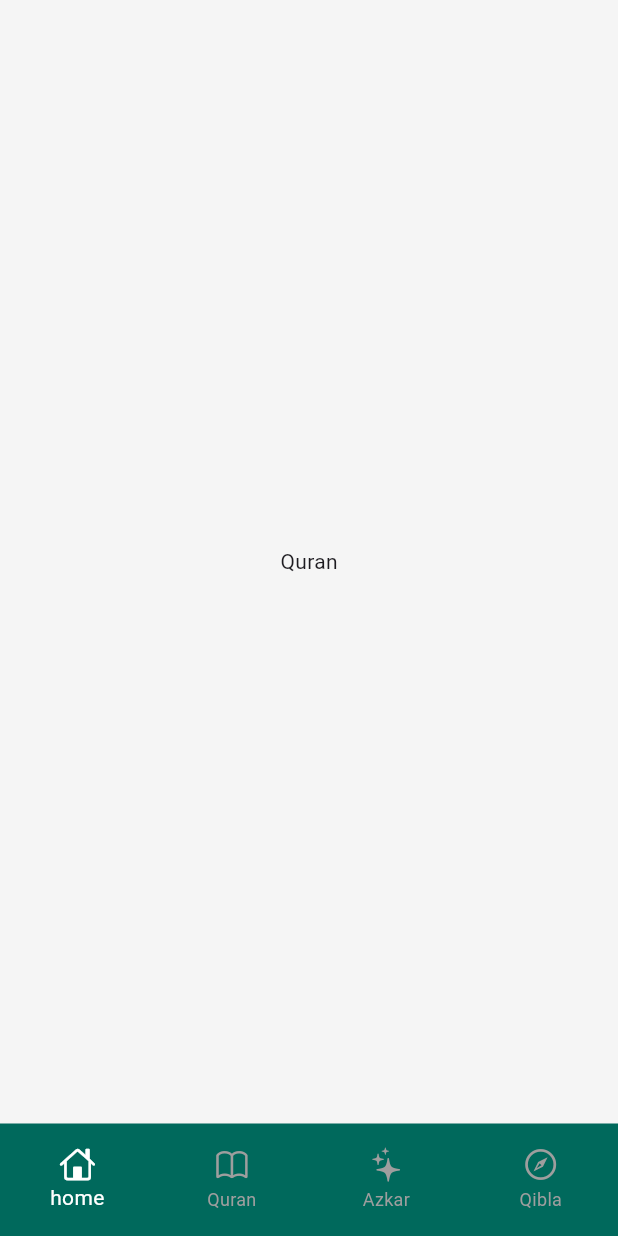
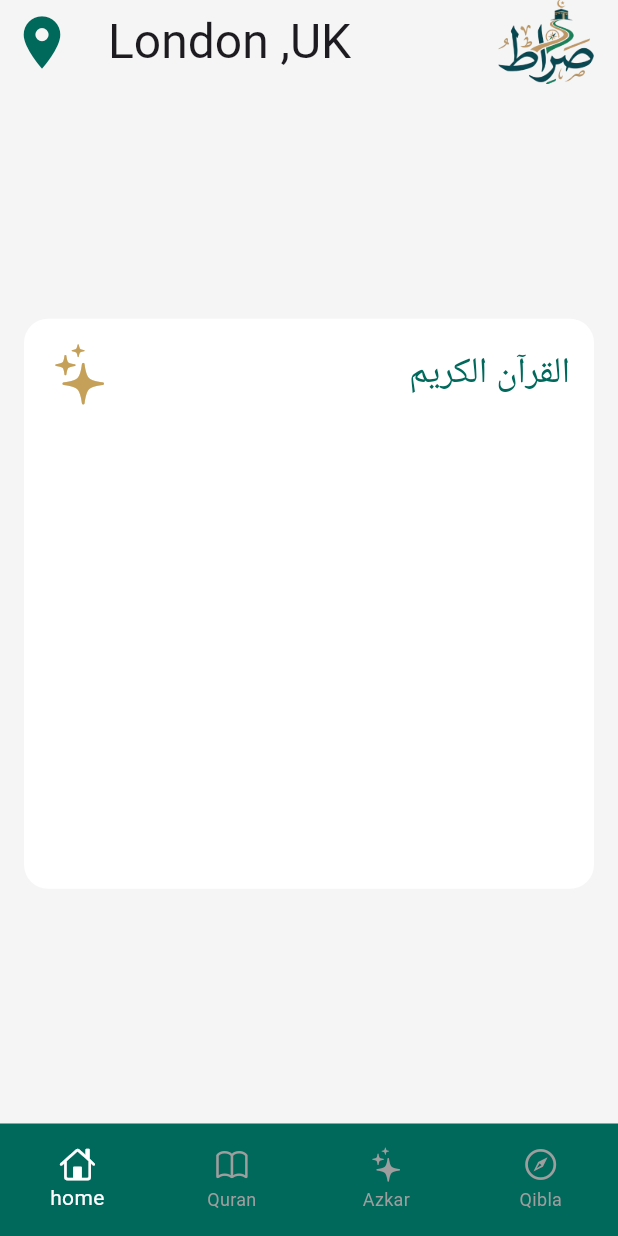
Before and after one commit to MohamedAnis12/sirat, a Flutter app: the screen it shows after launch, swiped to page 2, on a phone screen of 412 x 824 dp. Run offline on Flutter 3.47's test engine with Material 3 defaults, Android fonts, the phone set to English and light mode, and no system bars; our stand-ins replace gap; missing offline and left inert: donut_chart.

Commit message:
Enhance HomeView with additional QuickAccessModel entries and update QuranView layout with a new app bar and CustomQuranCard widget

```diff
--- a/lib/features/Home/views/home_view.dart
+++ b/lib/features/Home/views/home_view.dart
@@ -5,11 +5,20 @@ import 'package:sirat/core/constants/appcolors.dart';
 import 'package:sirat/features/Home/models/quick_access_model.dart';
 import 'package:sirat/features/Home/views/widgets/custom_pray_time_container.dart';
 import 'package:sirat/features/Home/views/widgets/custom_quick_access_card.dart';
-
 class HomeView extends StatelessWidget {
   const HomeView({super.key});
   static List<QuickAccessModel> modelList = [
-    QuickAccessModel(icon: CupertinoIcons.book, title: 'Quran', onTap: () {}),
+    QuickAccessModel(
+      icon: CupertinoIcons.book,
+      title: 'Ar Quran',
+      onTap: () {},
+    ),
+    QuickAccessModel(
+      icon:Icons.translate,
+      title: 'Eng Quran',
+      onTap: () {},
+    ),
+
     QuickAccessModel(
       icon: CupertinoIcons.checkmark_alt,
       title: 'Azkar',
@@ -54,7 +63,7 @@ class HomeView extends StatelessWidget {
               GridView.builder(
                 shrinkWrap: true,
                 physics: NeverScrollableScrollPhysics(),
-                itemCount: 5,
+                itemCount: modelList.length,
 
                 gridDelegate: SliverGridDelegateWithFixedCrossAxisCount(
                   crossAxisCount: 2,
--- a/lib/features/Quran/views/quran_view.dart
+++ b/lib/features/Quran/views/quran_view.dart
@@ -1,4 +1,6 @@
+import 'package:flutter/cupertino.dart';
 import 'package:flutter/material.dart';
+import 'package:sirat/core/constants/appcolors.dart';
 
 class QuranView extends StatelessWidget {
   const QuranView({super.key});
@@ -6,7 +8,56 @@ class QuranView extends StatelessWidget {
   @override
   Widget build(BuildContext context) {
     return Scaffold(
-      body: Center(child: Text("Quran"),),
+      appBar: AppBar(
+        leading: Icon(Icons.location_on, color: AppColors.mainColor, size: 42),
+        title: Row(
+          mainAxisAlignment: MainAxisAlignment.spaceBetween,
+          children: [
+            Text("London ,UK", style: TextStyle(fontSize: 32)),
+            Image.asset("assets/sirat_arabic_logo.png", height: 64),
+          ],
+        ),
+      ),
+      body: Padding(
+        padding: const EdgeInsets.symmetric(horizontal: 16.0),
+        child: Column(
+          mainAxisAlignment: MainAxisAlignment.center,
+          children: [CustomQuranCard()],
+        ),
+      ),
     );
   }
 }
+
+class CustomQuranCard extends StatelessWidget {
+  const CustomQuranCard({super.key});
+
+  @override
+  Widget build(BuildContext context) {
+    return AspectRatio(
+      aspectRatio: 1,
+      child: Container(
+        decoration: BoxDecoration(
+          color: Colors.white,
+          borderRadius: BorderRadius.circular(16),
+        ),
+        child: Padding(
+          padding: const EdgeInsets.all(16.0),
+          child: Column(
+            crossAxisAlignment: CrossAxisAlignment.end,
+            children: [
+              Row(
+                mainAxisAlignment: MainAxisAlignment.spaceBetween,
+                children: [
+                  Icon(CupertinoIcons.sparkles,color: AppColors.secColor,size: 42,),
+                  Text("القرآن الكريم",style: TextStyle(fontSize: 24,color: AppColors.mainColor),),
+                ],
+              )
+
+            ],
+          ),
+        ),
+      ),
+    );
+  }
+}
```
